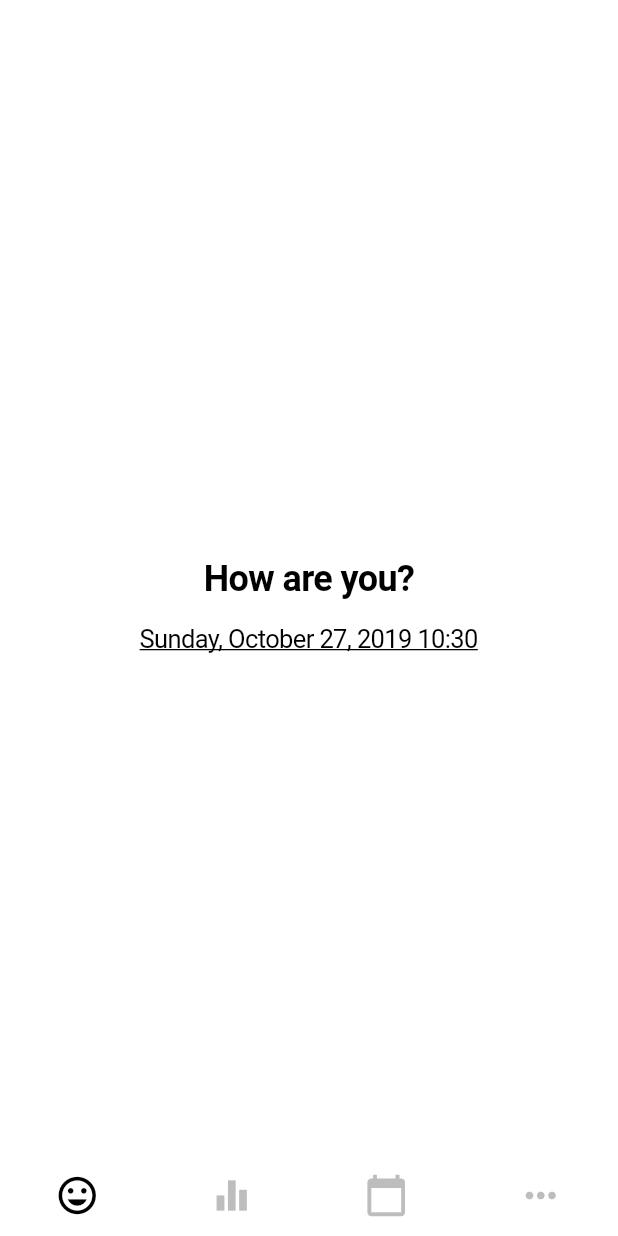
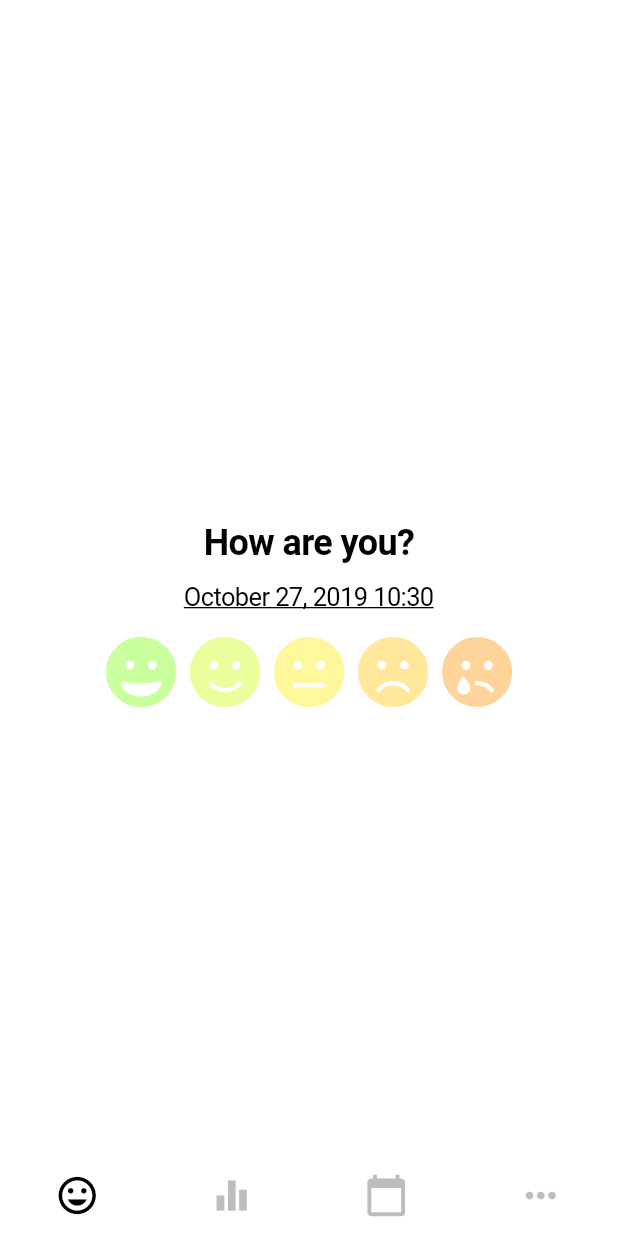
Before and after one commit to ivanjermakov/moodstamp, a Flutter app: the screen it shows after launch, on a phone screen of 412 x 824 dp. Run offline on Flutter 3.47's test engine with Material 2 defaults, Android fonts, the phone set to English and light mode, and no system bars; our stand-ins replace font_awesome_flutter.

Commit message:
app: mood view

```diff
--- /dev/null
+++ b/app/moodstamp/lib/common/clickable.dart
@@ -0,0 +1,19 @@
+import 'package:flutter/cupertino.dart';
+import 'package:flutter/material.dart';
+
+class Clickable extends StatelessWidget {
+  final Widget child;
+  final void Function() onPressed;
+
+  Clickable({@required this.child, @required this.onPressed});
+
+  @override
+  Widget build(BuildContext context) {
+    return CupertinoButton(
+      child: child,
+      onPressed: onPressed,
+      color: Colors.transparent,
+      padding: EdgeInsets.all(0),
+    );
+  }
+}
--- /dev/null
+++ b/app/moodstamp/lib/common/mood-icon.dart
@@ -0,0 +1,23 @@
+import 'package:flutter/cupertino.dart';
+import 'package:moodstamp/model/mood.dart';
+
+class MoodIcon extends StatelessWidget {
+  final IconData icon;
+  final Color color;
+  final Mood mood;
+  final bool isActive;
+
+  MoodIcon(this.icon, {@required this.color, @required this.mood, this.isActive});
+
+  @override
+  Widget build(BuildContext context) {
+    return Container(
+      child: Icon(
+        icon,
+        color: isActive ? color : color.withAlpha(100),
+        size: 48,
+      ),
+      padding: EdgeInsets.all(4),
+    );
+  }
+}
--- /dev/null
+++ b/app/moodstamp/lib/model/mood.dart
@@ -0,0 +1,7 @@
+enum Mood {
+  HAPPY,
+  GOOD,
+  OK,
+  BAD,
+  HORRIBLE,
+}
--- a/app/moodstamp/lib/view/mood/mood-view.dart
+++ b/app/moodstamp/lib/view/mood/mood-view.dart
@@ -1,14 +1,74 @@
 import 'package:flutter/cupertino.dart';
 import 'package:flutter/material.dart';
+import 'package:font_awesome_flutter/font_awesome_flutter.dart';
 import 'package:intl/intl.dart';
+import 'package:moodstamp/common/clickable.dart';
+import 'package:moodstamp/common/mood-icon.dart';
+import 'package:moodstamp/model/mood.dart';
 
-class MoodView extends StatelessWidget {
+class MoodView extends StatefulWidget {
   MoodView();
 
   @override
+  _MoodViewState createState() => _MoodViewState();
+}
+
+class _MoodViewState extends State<MoodView> {
+    final List<MoodIcon> moodIcons = [
+        MoodIcon(
+            FontAwesomeIcons.solidGrin,
+            color: Color(0xFF76ff03),
+            mood: Mood.HAPPY,
+        ),
+        MoodIcon(
+            FontAwesomeIcons.solidSmile,
+            color: Color(0xFFc6ff00),
+            mood: Mood.GOOD,
+        ),
+        MoodIcon(
+            FontAwesomeIcons.solidMeh,
+            color: Color(0xFFffea00),
+            mood: Mood.OK,
+        ),
+        MoodIcon(
+            FontAwesomeIcons.solidFrown,
+            color: Color(0xFFffc400),
+            mood: Mood.BAD,
+        ),
+        MoodIcon(
+            FontAwesomeIcons.solidSadTear,
+            color: Color(0xFFff9100),
+            mood: Mood.HORRIBLE,
+        ),
+    ];
+
+    DateTime _dateTime = DateTime.now();
+    Mood _mood;
+
+    void _pickDate() {
+        showCupertinoModalPopup(
+            context: context,
+            builder: (BuildContext buildContext) =>
+                Container(
+                    child: CupertinoDatePicker(
+                        mode: CupertinoDatePickerMode.dateAndTime,
+                        use24hFormat: true,
+                        initialDateTime: DateTime.now(),
+                        onDateTimeChanged: (DateTime dt) => setState(() => _dateTime = dt),
+                    ),
+                    height: MediaQuery
+                        .of(context)
+                        .copyWith()
+                        .size
+                        .height / 3,
+                ),
+        );
+    }
+
+    void _pickMood() {}
+
+    @override
     Widget build(BuildContext context) {
-    DateTime _dateTime = DateTime.now();
-
         return CupertinoPageScaffold(
             child: Center(
                 child: Column(
@@ -21,27 +81,31 @@ class MoodView extends StatelessWidget {
                             ),
                             textAlign: TextAlign.center,
                         ),
-            CupertinoButton(
+                        Clickable(
                             child: Text(
-                "${DateFormat.yMMMMEEEEd().add_Hm().format(_dateTime)}",
+                                "${DateFormat('yMMMMd').add_Hm().format(_dateTime)}",
                                 style: TextStyle(
                                     color: Colors.black,
                                     decoration: TextDecoration.underline,
                                 ),
                             ),
-              onPressed: () => showCupertinoModalPopup(
-                context: context,
-                builder: (BuildContext buildContext) => Container(
-                  child: CupertinoDatePicker(
-                    mode: CupertinoDatePickerMode.dateAndTime,
-                    initialDateTime: DateTime.now(),
-                    onDateTimeChanged: (DateTime dt) => _dateTime = dt,
+                            onPressed: _pickDate,
                         ),
-                  height: MediaQuery.of(context).copyWith().size.height / 3,
+                        Row(
+                            children: moodIcons
+                                .map((MoodIcon mi) =>
+                                Clickable(
+                                    child: MoodIcon(
+                                        mi.icon,
+                                        color: mi.color,
+                                        mood: mi.mood,
+                                        isActive: mi.mood == _mood,
                                     ),
-              ),
-              color: Colors.transparent,
-            ),
+                                    onPressed: () => setState(() => _mood = mi.mood),
+                                ))
+                                .toList(),
+                            mainAxisAlignment: MainAxisAlignment.center,
+                        )
                     ],
                     mainAxisSize: MainAxisSize.min,
                     mainAxisAlignment: MainAxisAlignment.center,
```
Also changed, not shown: app/moodstamp/pubspec.yaml (+3 -44 lines), app/moodstamp/pubspec.lock, 1 other file. Lines whose indentation alone changed are shown as unchanged.
